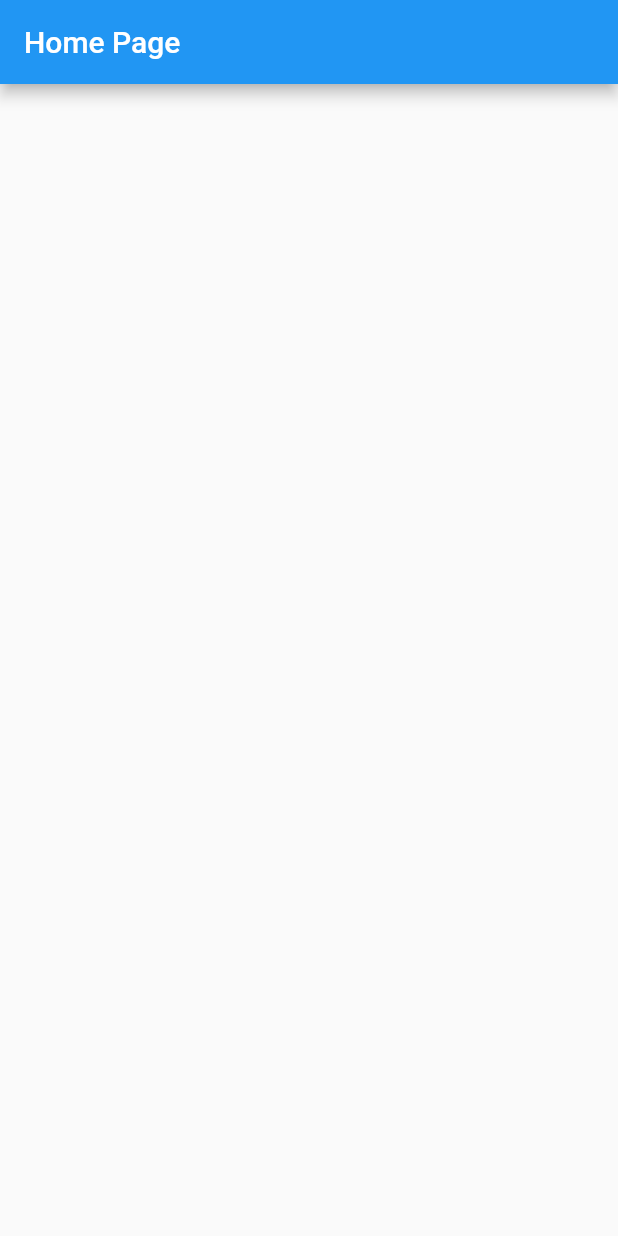
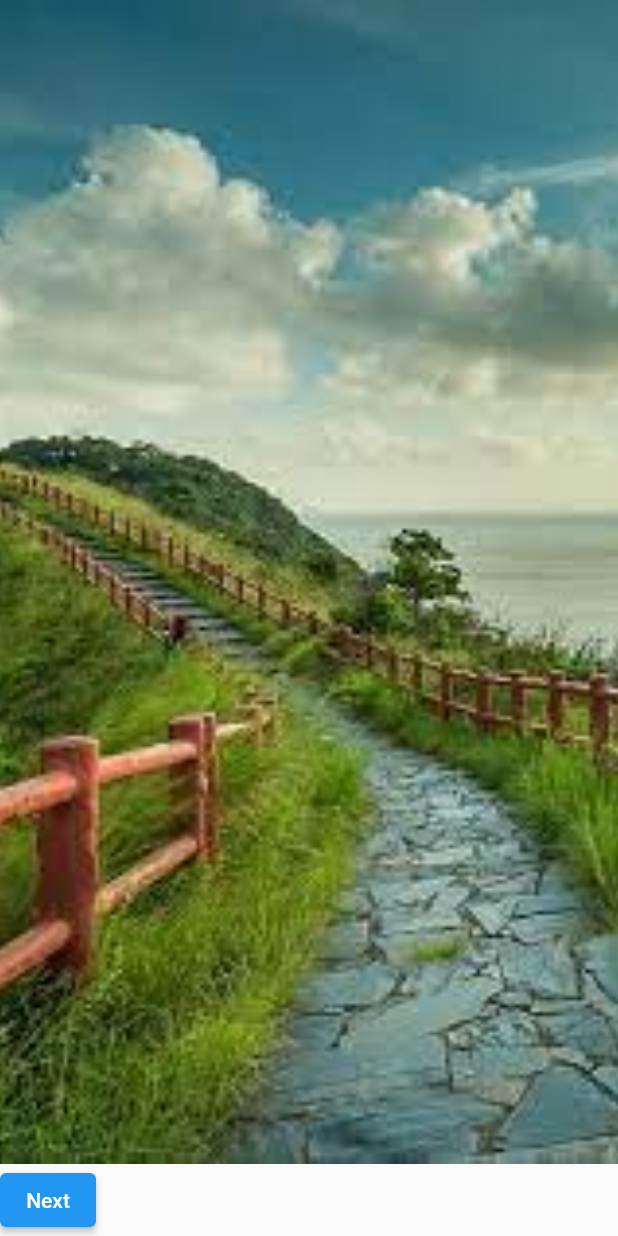
Before and after one commit to LakshyaSingh354/EduGreen, a Flutter app: the screen it shows after launch, on a phone screen of 412 x 824 dp. Run offline on Flutter 3.47's test engine with Material 2 defaults, Android fonts, the phone set to English and light mode, and no system bars; our stand-ins replace firebase_core; accounts and stored records are empty.

Commit message:
introductory-screen-v1

```diff
--- a/lib/main.dart
+++ b/lib/main.dart
@@ -1,4 +1,5 @@
 import 'package:flutter/material.dart';
+import 'package:sih_app/views/introductory_screen.dart';
 
 void main() {
   runApp(
@@ -7,8 +8,11 @@ void main() {
       theme: ThemeData(
         primarySwatch: Colors.blue,
       ),
-      home: const HomePage(),
+      home: const Introduction(),
     ));
+    routes: {
+        introRoute: (context) => const Introduction();
+      }
 }
 
 class HomePage extends StatelessWidget {
--- /dev/null
+++ b/lib/views/introductory_screen.dart
@@ -0,0 +1,99 @@
+import 'package:flutter/material.dart';
+
+class Introduction extends StatefulWidget {
+  const Introduction({super.key});
+
+  @override
+  State<Introduction> createState() => _IntroductionState();
+}
+
+class _IntroductionState extends State<Introduction> {
+  int _currentPage = 0;
+
+  List<Map<String,String>> get slides => [
+      {
+        'image': 'assets/introductory_slides/slide_test_1.jpg',
+      },
+      {
+        'image': 'assets/introductory_slides/slide_test_2.jpg',
+      },
+      {
+        'image': 'assets/introductory_slides/slide_test_3.jpg',
+      },
+      {
+        'image': 'assets/introductory_slides/slide_test_4.jpg',
+      }
+    ];
+    @override
+    Widget build(BuildContext context) {
+      return Scaffold(
+        body: Column(
+          children: [
+            Expanded(
+              child: PageView.builder(
+                itemCount: slides.length,
+                onPageChanged: (index) {
+                  setState(() {
+                    _currentPage = index;
+                  });
+                },
+                itemBuilder: (context, index) {
+                  return IntroductorySlide(
+                    imagePath: slides[index]['image']!);
+                },
+                )
+                ),
+                Row(
+                  children: [
+                    if (_currentPage < slides.length - 1)
+                      ElevatedButton(
+                        onPressed: () {
+                          setState(() {
+                            _currentPage++;
+                          });
+                        },
+                        child: const Text ('Next')),
+                  ],
+                )
+          ],
+        ),
+      );
+
+    }
+}
+
+// class IntroductorySlidePage extends StatelessWidget {
+//   int index = 0;
+//   IntroductorySlidePage({required this.index});
+
+//   @override
+//   Widget build(BuildContext context) {
+//     return const Placeholder();
+//   }
+// }
+
+
+
+class IntroductorySlide extends StatelessWidget {
+  final String imagePath;
+
+  const IntroductorySlide({required this.imagePath});
+
+  @override
+  Widget build(BuildContext context) {
+    return Center(
+      child: Image.asset(
+        imagePath,
+        fit: BoxFit.fitHeight,
+        width: MediaQuery.of(context).size.width,
+        height: MediaQuery.of(context).size.height, // Adjust the BoxFit as needed
+      ),
+    );
+  }
+}
+
+// class _IntroductoryScreenState extends State<Introduction> {
+
+
+
+// }
--- a/pubspec.yaml
+++ b/pubspec.yaml
@@ -56,6 +56,9 @@ dev_dependencies:
 
 # The following section is specific to Flutter packages.
 flutter:
+  assets:
+    - assets/introductory_slides/
+    - assets/welcome/
 
   # The following line ensures that the Material Icons font is
   # included with your application, so that you can use the icons in
```
Also changed, not shown: assets/introductory_slides/slide_test_1.jpg (added), assets/introductory_slides/slide_test_2.jpg (added), assets/introductory_slides/slide_test_3.jpg (added), assets/introductory_slides/slide_test_4.jpg (added), assets/welcome/welcome_test.jpg (added), 3 other files.
